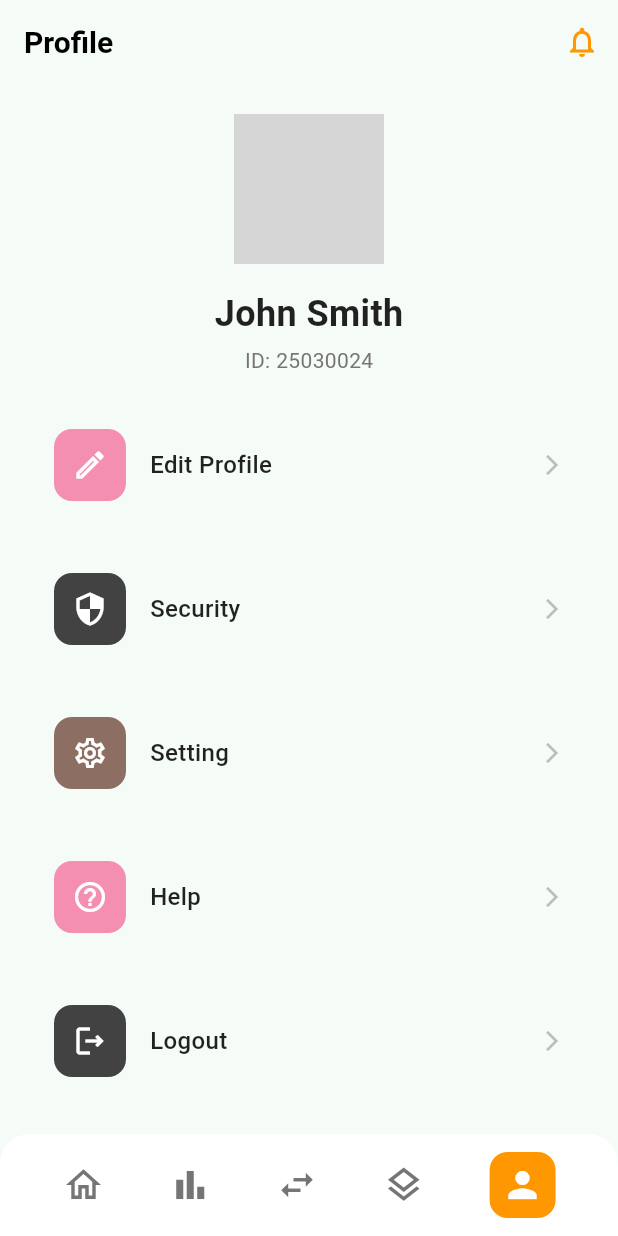
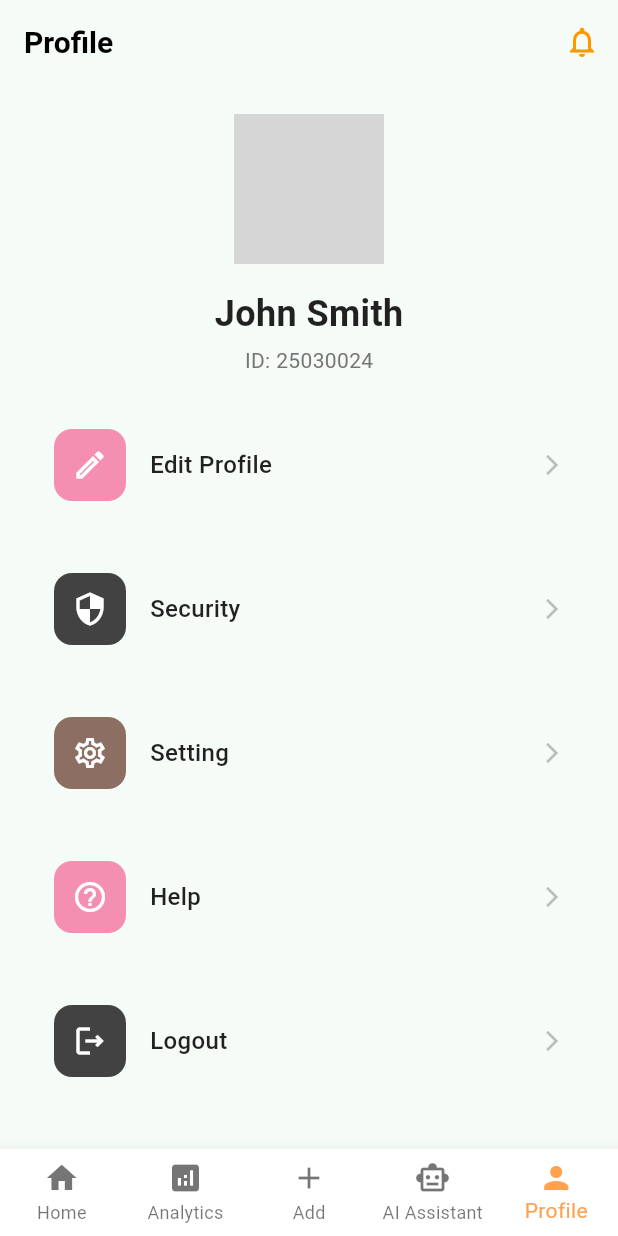
Before and after one commit to DFadlisha/SettleUp, a Flutter app: the ProfileScreen screen opened directly, on a phone screen of 412 x 824 dp. Run offline on Flutter 3.47's test engine with Material 3 defaults, Android fonts, the phone set to English and light mode, and no system bars; our stand-ins replace cloud_firestore, firebase_ai, firebase_auth, firebase_core, shared_preferences; accounts and stored records are empty; grey boxes are pictures that could not be loaded.

Commit message:
feat: implement home page dashboard and user profile screen navigation

```diff
--- a/lib/pages/home.dart
+++ b/lib/pages/home.dart
@@ -548,7 +548,8 @@ class _HomePageState extends State<HomePage> {
         BottomNavigationBarItem(icon: Icon(Icons.home), label: 'Home'),
         BottomNavigationBarItem(icon: Icon(Icons.analytics), label: 'Analytics'),
         BottomNavigationBarItem(icon: Icon(Icons.add), label: 'Add'),
-        BottomNavigationBarItem(icon: Icon(Icons.smart_toy_outlined), label: 'AI AIssistant'),
+        BottomNavigationBarItem(icon: Icon(Icons.smart_toy_outlined), label: 'AI Assistant'),
+
 
         BottomNavigationBarItem(icon: Icon(Icons.person), label: 'Profile'),
       ],
--- a/lib/pages/profile.dart
+++ b/lib/pages/profile.dart
@@ -1,6 +1,11 @@
 import 'package:flutter/material.dart';
 
 import 'home.dart';
+import 'group_members.dart';
+import 'settlement_payment.dart';
+import 'split_calculation.dart';
+import 'ai_assistant.dart';
+
 
 class ProfileScreen extends StatelessWidget {
   const ProfileScreen({super.key});
@@ -115,7 +120,7 @@ class ProfileScreen extends StatelessWidget {
           ),
         ],
       ),
-      bottomNavigationBar: _buildBottomNavigationBar(),
+      bottomNavigationBar: _buildBottomNavigationBar(context, 4),
     );
   }
 
@@ -165,35 +170,57 @@ class ProfileScreen extends StatelessWidget {
     );
   }
 
-  Widget _buildBottomNavigationBar() {
-    return Container(
-      padding: EdgeInsets.symmetric(vertical: 12, horizontal: 20),
-      decoration: BoxDecoration(
-        color: Colors.white,
-        borderRadius: BorderRadius.only(
-          topLeft: Radius.circular(20),
-          topRight: Radius.circular(20),
-        ),
-      ),
-      child: Row(
-        mainAxisAlignment: MainAxisAlignment.spaceAround,
-        children: [
-          Icon(Icons.home_outlined, color: Colors.grey[600], size: 28),
-          Icon(Icons.bar_chart_outlined, color: Colors.grey[600], size: 28),
-          Icon(Icons.swap_horiz_outlined, color: Colors.grey[600], size: 28),
-          Icon(Icons.layers_outlined, color: Colors.grey[600], size: 28),
-          Container(
-            padding: EdgeInsets.all(8),
-            decoration: BoxDecoration(
-              color: Colors.orange,
-              borderRadius: BorderRadius.circular(12),
-            ),
-            child: Icon(Icons.person, color: Colors.white, size: 28),
-          ),
-        ],
-      ),
+  void _onItemTapped(BuildContext context, int index) {
+
+    switch (index) {
+      case 0:
+        Navigator.pushReplacement(
+          context,
+          MaterialPageRoute(builder: (context) => const HomePage()),
+        );
+        break;
+      case 1:
+        Navigator.pushReplacement(
+          context,
+          MaterialPageRoute(builder: (context) => const SplitCalculationPage()),
+        );
+        break;
+      case 2:
+        Navigator.pushReplacement(
+          context,
+          MaterialPageRoute(builder: (context) => const SettlementPaymentPage()),
+        );
+        break;
+      case 3:
+        Navigator.pushReplacement(
+          context,
+          MaterialPageRoute(builder: (context) => const AIAssistantPage()),
+        );
+        break;
+      case 4:
+        // Already on Profile
+        break;
+    }
+  }
+
+  Widget _buildBottomNavigationBar(BuildContext context, int selectedIndex) {
+    return BottomNavigationBar(
+      currentIndex: selectedIndex,
+      onTap: (index) => _onItemTapped(context, index),
+      selectedItemColor: const Color(0xFFFFA14E),
+      unselectedItemColor: Colors.black54,
+      backgroundColor: Colors.white,
+      type: BottomNavigationBarType.fixed,
+      items: const [
+        BottomNavigationBarItem(icon: Icon(Icons.home), label: 'Home'),
+        BottomNavigationBarItem(icon: Icon(Icons.analytics), label: 'Analytics'),
+        BottomNavigationBarItem(icon: Icon(Icons.add), label: 'Add'),
+        BottomNavigationBarItem(icon: Icon(Icons.smart_toy_outlined), label: 'AI Assistant'),
+        BottomNavigationBarItem(icon: Icon(Icons.person), label: 'Profile'),
+      ],
     );
   }
+
 }
 
 class EditProfileScreen extends StatefulWidget {
@@ -365,11 +392,59 @@ class EditProfileScreenState extends State<EditProfileScreen> {
           ],
         ),
       ),
-      bottomNavigationBar: _buildBottomNavigationBar(),
+      bottomNavigationBar: BottomNavigationBar(
+        currentIndex: 4,
+        onTap: (index) {
+          switch (index) {
+            case 0:
+              Navigator.pushReplacement(
+                context,
+                MaterialPageRoute(builder: (context) => const HomePage()),
+              );
+              break;
+            case 1:
+              Navigator.pushReplacement(
+                context,
+                MaterialPageRoute(builder: (context) => const SplitCalculationPage()),
+              );
+              break;
+            case 2:
+              Navigator.pushReplacement(
+                context,
+                MaterialPageRoute(builder: (context) => const SettlementPaymentPage()),
+              );
+              break;
+            case 3:
+              Navigator.pushReplacement(
+                context,
+                MaterialPageRoute(builder: (context) => const AIAssistantPage()),
+              );
+              break;
+            case 4:
+              Navigator.pushReplacement(
+                context,
+                MaterialPageRoute(builder: (context) => const ProfileScreen()),
+              );
+              break;
+          }
+        },
+        selectedItemColor: const Color(0xFFFFA14E),
+        unselectedItemColor: Colors.black54,
+        backgroundColor: Colors.white,
+        type: BottomNavigationBarType.fixed,
+        items: const [
+          BottomNavigationBarItem(icon: Icon(Icons.home), label: 'Home'),
+          BottomNavigationBarItem(icon: Icon(Icons.analytics), label: 'Analytics'),
+          BottomNavigationBarItem(icon: Icon(Icons.add), label: 'Add'),
+          BottomNavigationBarItem(icon: Icon(Icons.smart_toy_outlined), label: 'AI Assistant'),
+          BottomNavigationBarItem(icon: Icon(Icons.person), label: 'Profile'),
+        ],
+      ),
     );
   }
 
   Widget _buildInputField(String label, TextEditingController controller) {
+
     return Column(
       crossAxisAlignment: CrossAxisAlignment.start,
       children: [
```
